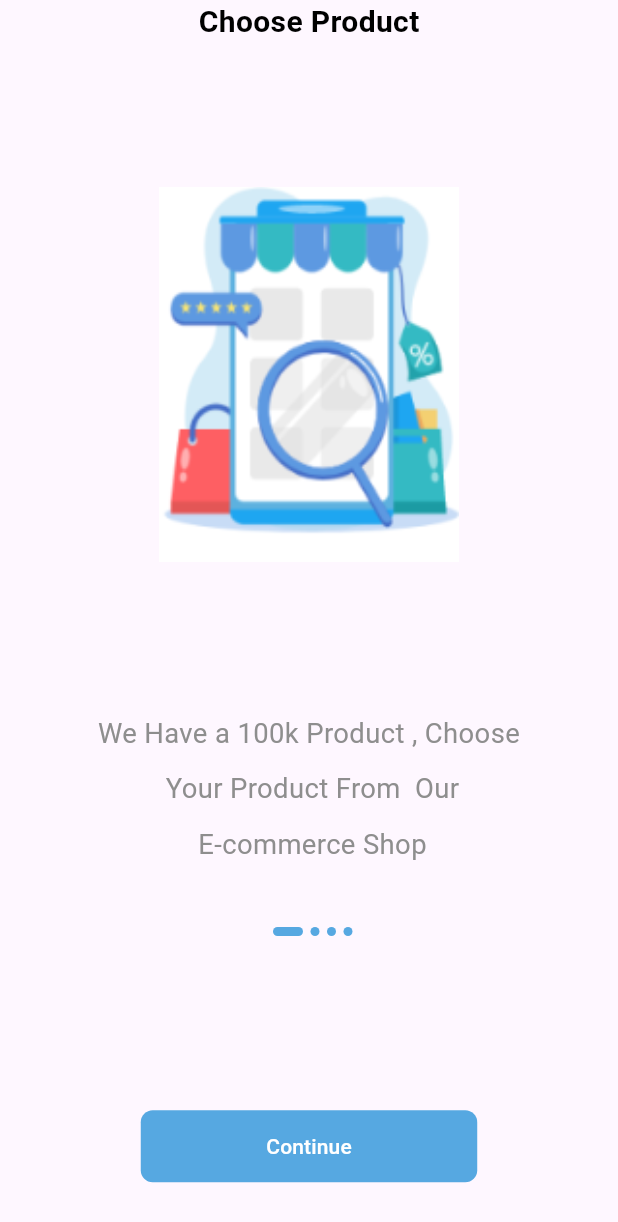
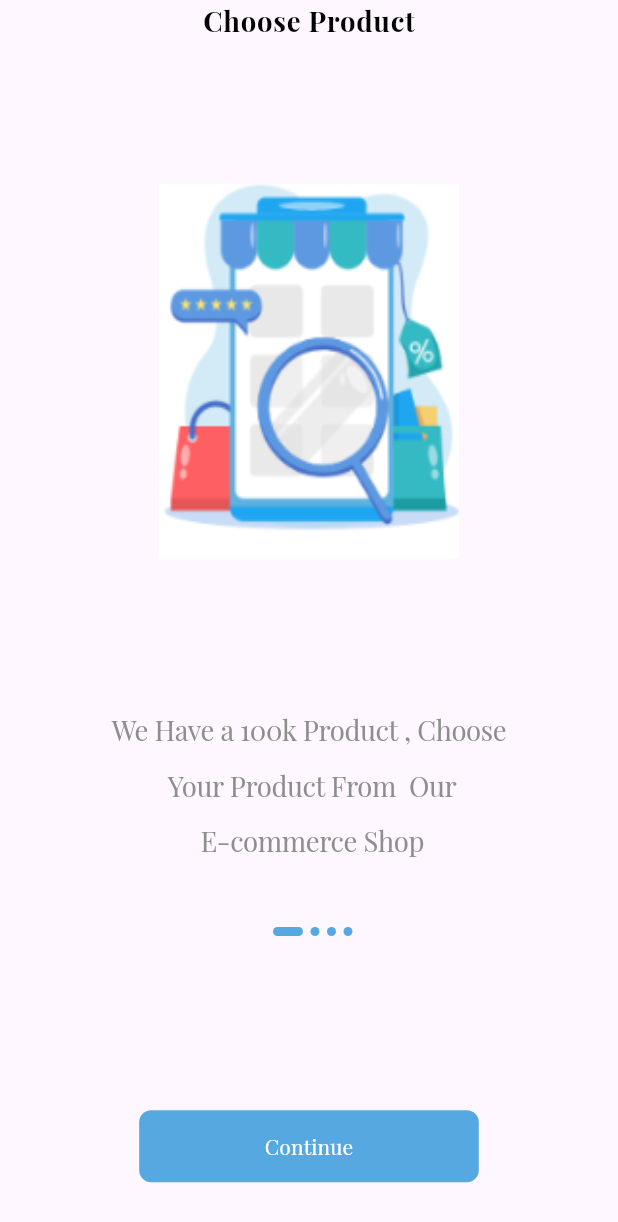
Before and after one commit to MohammedAnwar2/ecommerce-app, a Flutter app: the screen it shows after launch, on a phone screen of 412 x 824 dp. Shown: the top 1222 px of the screen. Run offline on Flutter 3.47's test engine with Material 3 defaults, Android fonts, the phone set to English and light mode, and no system bars; our stand-ins replace flutter_screenutil, get; project files that could hold a hidden picture were left out.

Commit message:
Added the PlayfairDisplay font family with regular and bold weights. Also included black and white color constants for the app.

```diff
--- a/lib/core/constant/color.dart
+++ b/lib/core/constant/color.dart
@@ -3,4 +3,6 @@ import 'package:flutter/material.dart';
 class AppColor {
   static const Color grey = Color(0xff8e8e8e);
   static const Color blue = Color(0xff56A8E1);
+  static const Color black = Colors.black;
+  static const Color white = Colors.white;
 }
--- a/lib/main.dart
+++ b/lib/main.dart
@@ -1,3 +1,5 @@
+import 'package:ecommerce/core/constant/color.dart';
+import 'package:ecommerce/core/shared/horizontal_and_vertical_size.dart';
 import 'package:ecommerce/route/routes.dart';
 import 'package:ecommerce/view/screen/Onbording.dart';
 import 'package:flutter/material.dart';
@@ -20,6 +22,15 @@ class MyApp extends StatelessWidget {
           debugShowCheckedModeBanner: false,
           title: 'First Method',
           getPages: getPages,
+          theme: ThemeData(
+              fontFamily: "PlayfairDisplay",
+              textTheme: TextTheme(
+                  displayLarge: TextStyle(
+                      color: AppColor.grey, fontSize: fontSize(16), height: 2),
+                  bodyLarge: TextStyle(
+                      color: AppColor.black,
+                      fontSize: fontSize(16),
+                      fontWeight: FontWeight.bold))),
           home: Onbording(),
         );
       },
--- a/lib/view/widget/onboarding/pageview.dart
+++ b/lib/view/widget/onboarding/pageview.dart
@@ -24,10 +24,7 @@ class PageViewBuilder extends GetView<ImpOnboardingController> {
           children: [
             Text(
               onBoardingList[i].title,
-              style: const TextStyle(
-                  color: Colors.black,
-                  fontSize: 20,
-                  fontWeight: FontWeight.bold),
+              style: Theme.of(context).textTheme.bodyLarge,
             ),
             verticalSizedBox(80),
             Image.asset(
@@ -42,8 +39,7 @@ class PageViewBuilder extends GetView<ImpOnboardingController> {
               alignment: Alignment.center,
               child: Text(
                 onBoardingList[i].body,
-                style: TextStyle(
-                    color: AppColor.grey, fontSize: fontSize(16), height: 2),
+                style: Theme.of(context).textTheme.displayLarge,
                 textAlign: TextAlign.center,
               ),
             ),
```
Also changed, not shown: pubspec.yaml (+6 -5 lines), assets/fonts/PlayfairDisplay/PlayfairDisplay-Black.ttf (added), assets/fonts/PlayfairDisplay/PlayfairDisplay-BlackItalic.ttf (added), assets/fonts/PlayfairDisplay/PlayfairDisplay-Bold.ttf (added), assets/fonts/PlayfairDisplay/PlayfairDisplay-BoldItalic.ttf (added), assets/fonts/PlayfairDisplay/PlayfairDisplay-ExtraBold.ttf (added), assets/fonts/PlayfairDisplay/PlayfairDisplay-ExtraBoldItalic.ttf (added), assets/fonts/PlayfairDisplay/PlayfairDisplay-Italic.ttf (added), assets/fonts/PlayfairDisplay/PlayfairDisplay-Medium.ttf (added), assets/fonts/PlayfairDisplay/PlayfairDisplay-MediumItalic.ttf (added), assets/fonts/PlayfairDisplay/PlayfairDisplay-Regular.ttf (added), assets/fonts/PlayfairDisplay/PlayfairDisplay-SemiBold.ttf (added), assets/fonts/PlayfairDisplay/PlayfairDisplay-SemiBoldItalic.ttf (added).
